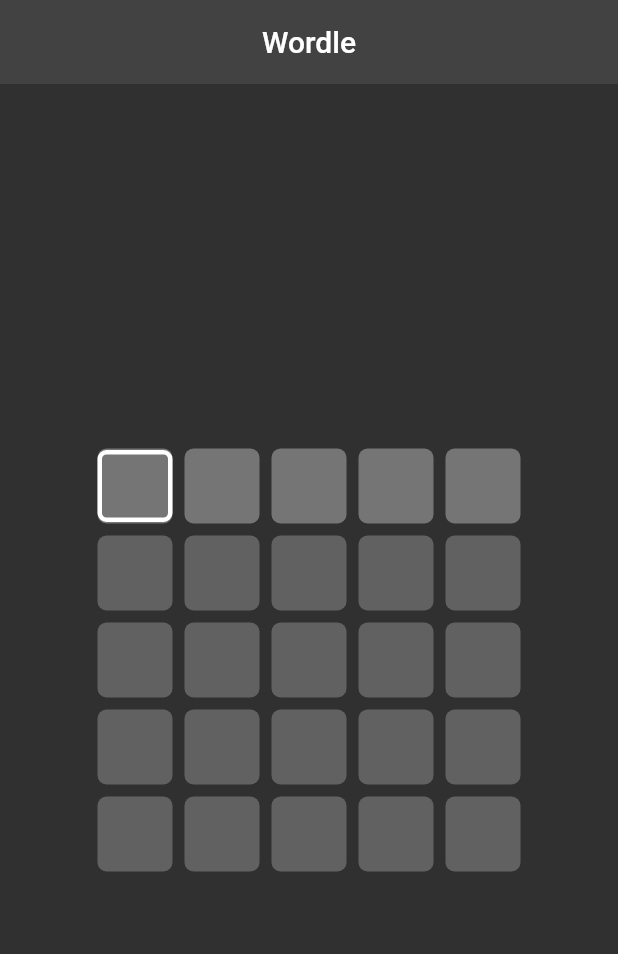
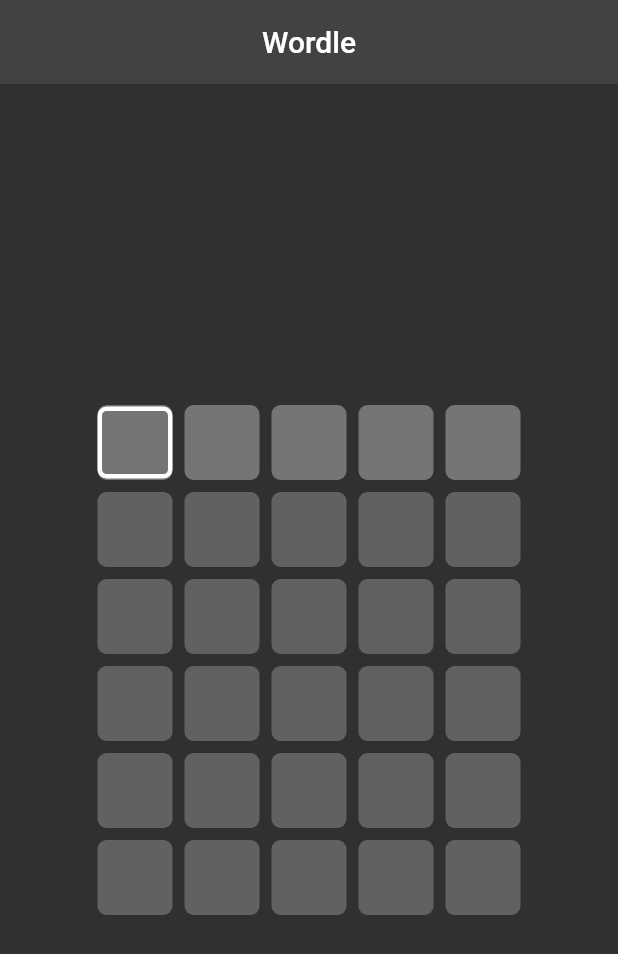
Before and after one commit to nimone/wordle, a Flutter app: the screen it shows after launch, on a phone screen of 412 x 824 dp. Shown: the top 954 px of the screen. Run offline on Flutter 3.47's test engine with Material 2 defaults, Android fonts, the phone set to English and light mode, and no system bars.

```diff
--- a/lib/main.dart
+++ b/lib/main.dart
@@ -6,6 +6,7 @@ void main(List<String> args) {
 }
 
 class MyApp extends StatelessWidget {
+  final targetWord = "count";
   const MyApp({Key? key}) : super(key: key);
 
   @override
@@ -18,7 +19,10 @@ class MyApp extends StatelessWidget {
           centerTitle: true,
           title: const Text("Wordle"),
         ),
-        body: const GameBoard(),
+        body: GameBoard(
+          targetWord,
+          rows: targetWord.length + 1,
+        ),
       ),
     );
   }
--- a/lib/widgets/board.dart
+++ b/lib/widgets/board.dart
@@ -2,20 +2,21 @@ import 'package:flutter/material.dart';
 import 'package:wordle/widgets/character_box.dart';
 
 class GameBoard extends StatefulWidget {
-  final int rows;
-  final int columns;
-  const GameBoard({
+  final String targetWord;
+  final int rows, columns;
+  const GameBoard(
+    this.targetWord, {
     Key? key,
-    this.rows = 5,
-    this.columns = 5,
-  }) : super(key: key);
+    int? rows,
+  })  : columns = targetWord.length,
+        rows = rows ?? targetWord.length,
+        super(key: key);
 
   @override
   State<GameBoard> createState() => _GameBoardState();
 }
 
 class _GameBoardState extends State<GameBoard> {
-  final targetWord = "count";
   var currentRowIdx = 0;
   late List<List<String>> board;
 
@@ -36,7 +37,7 @@ class _GameBoardState extends State<GameBoard> {
     setState(() => board[currentRowIdx][colIdx] = value);
 
     final word = board[currentRowIdx].join("");
-    if (word.length == targetWord.length) {
+    if (word.length == widget.targetWord.length) {
       checkWord(word);
       if (currentRowIdx >= widget.rows) {
         print("Game End");
@@ -50,7 +51,7 @@ class _GameBoardState extends State<GameBoard> {
   }
 
   checkWord(String word) {
-    targetWord == word ? print("you win") : print("try again");
+    widget.targetWord == word ? print("you win") : print("try again");
   }
 
   Color getBoxColor(int rowIdx, int colIdx) {
@@ -58,9 +59,9 @@ class _GameBoardState extends State<GameBoard> {
 
     if (rowIdx == currentRowIdx) {
       return Colors.grey.shade600;
-    } else if (char == targetWord[colIdx]) {
+    } else if (char == widget.targetWord[colIdx]) {
       return Colors.green;
-    } else if (char != "" && targetWord.contains(char)) {
+    } else if (char != "" && widget.targetWord.contains(char)) {
       return Colors.orange;
     }
     return Colors.grey.shade700;
```
